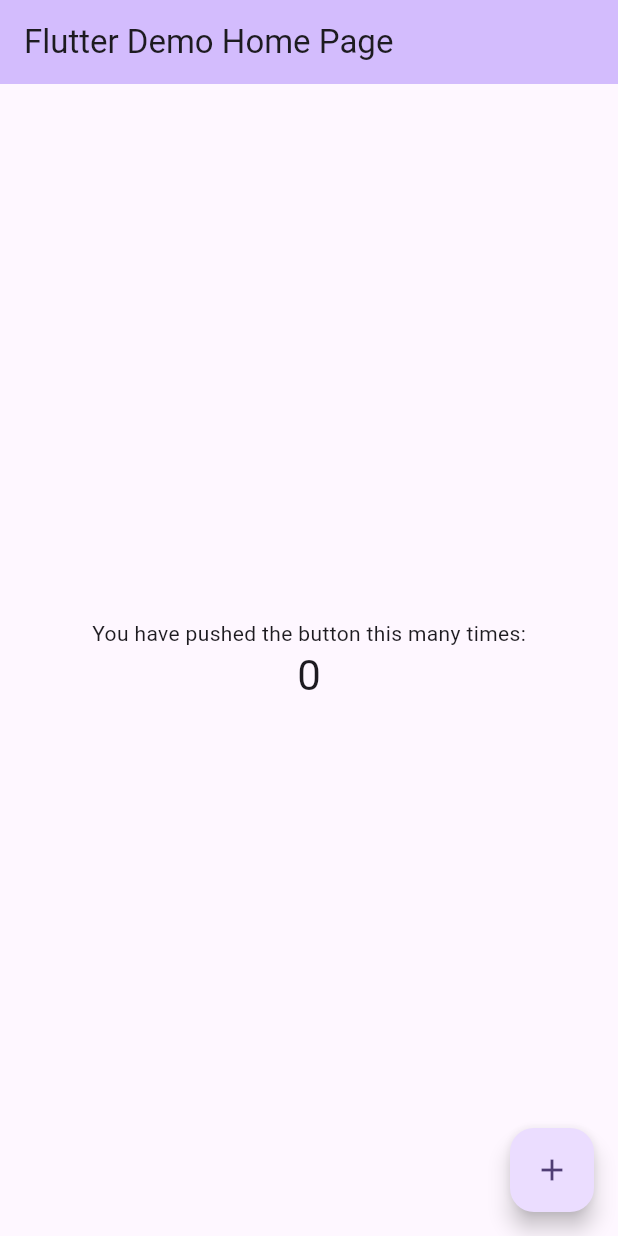
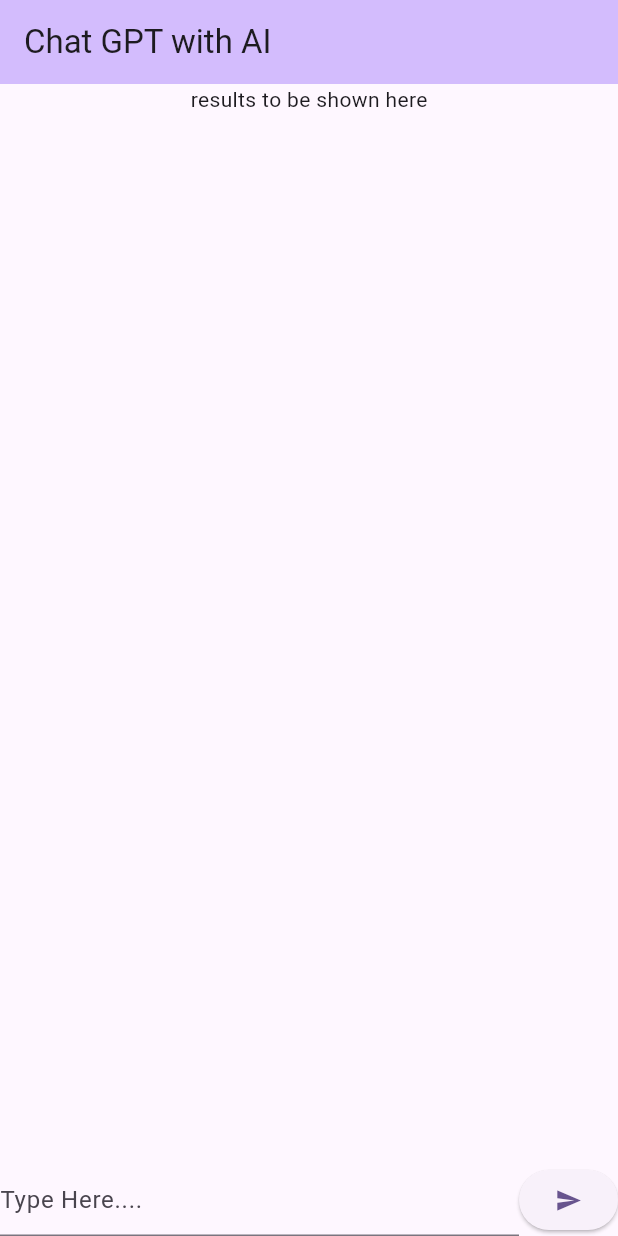
Before and after one commit to rohitbalage/chatGPT_app_flutter_AI, a Flutter app: the screen it shows after launch, on a phone screen of 412 x 824 dp. Run offline on Flutter 3.47's test engine with Material 3 defaults, Android fonts, the light colour scheme and no system bars.

Commit message:
added basic UI

```diff
--- a/lib/main.dart
+++ b/lib/main.dart
@@ -11,7 +11,7 @@
   @override
   Widget build(BuildContext context) {
     return MaterialApp(
-      title: 'Flutter Demo',
+      title: 'Chat GPT with AI',
       theme: ThemeData(
         // This is the theme of your application.
         //
@@ -31,7 +31,7 @@
         colorScheme: ColorScheme.fromSeed(seedColor: Colors.deepPurple),
         useMaterial3: true,
       ),
-      home: const MyHomePage(title: 'Flutter Demo Home Page'),
+      home: const MyHomePage(title: 'Chat GPT with AI'),
     );
   }
 }
@@ -57,69 +57,37 @@
 class _MyHomePageState extends State<MyHomePage> {
   int _counter = 0;
 
-  void _incrementCounter() {
-    setState(() {
-      // This call to setState tells the Flutter framework that something has
-      // changed in this State, which causes it to rerun the build method below
-      // so that the display can reflect the updated values. If we changed
-      // _counter without calling setState(), then the build method would not be
-      // called again, and so nothing would appear to happen.
-      _counter++;
-    });
-  }
+  TextEditingController controller = TextEditingController();
+  String results = "results to be shown here";
+
 
   @override
   Widget build(BuildContext context) {
-    // This method is rerun every time setState is called, for instance as done
-    // by the _incrementCounter method above.
-    //
-    // The Flutter framework has been optimized to make rerunning build methods
-    // fast, so that you can just rebuild anything that needs updating rather
-    // than having to individually change instances of widgets.
+
     return Scaffold(
       appBar: AppBar(
-        // TRY THIS: Try changing the color here to a specific color (to
-        // Colors.amber, perhaps?) and trigger a hot reload to see the AppBar
-        // change color while the other colors stay the same.
+
         backgroundColor: Theme.of(context).colorScheme.inversePrimary,
-        // Here we take the value from the MyHomePage object that was created by
-        // the App.build method, and use it to set our appbar title.
+
         title: Text(widget.title),
       ),
       body: Center(
-        // Center is a layout widget. It takes a single child and positions it
-        // in the middle of the parent.
+
         child: Column(
-          // Column is also a layout widget. It takes a list of children and
-          // arranges them vertically. By default, it sizes itself to fit its
-          // children horizontally, and tries to be as tall as its parent.
-          //
-          // Column has various properties to control how it sizes itself and
-          // how it positions its children. Here we use mainAxisAlignment to
-          // center the children vertically; the main axis here is the vertical
-          // axis because Columns are vertical (the cross axis would be
-          // horizontal).
-          //
-          // TRY THIS: Invoke "debug painting" (choose the "Toggle Debug Paint"
-          // action in the IDE, or press "p" in the console), to see the
-          // wireframe for each widget.
+
           mainAxisAlignment: MainAxisAlignment.center,
           children: <Widget>[
-            const Text(
-              'You have pushed the button this many times:',
-            ),
-            Text(
-              '$_counter',
-              style: Theme.of(context).textTheme.headlineMedium,
-            ),
+            Expanded(child: Text(results)),
+            Row(children: [
+              Expanded(child: TextField(controller: controller, decoration: InputDecoration(hintText: 'Type Here....'),)),
+              ElevatedButton(onPressed: (){
+
+              }, child: Icon(Icons.send)),
+            ],)
           ],
         ),
       ),
-      floatingActionButton: FloatingActionButton(
-        onPressed: _incrementCounter,
-        tooltip: 'Increment',
-        child: const Icon(Icons.add),
-      ), // This trailing comma makes auto-formatting nicer for build methods.
+
     );
   }
 }
```
